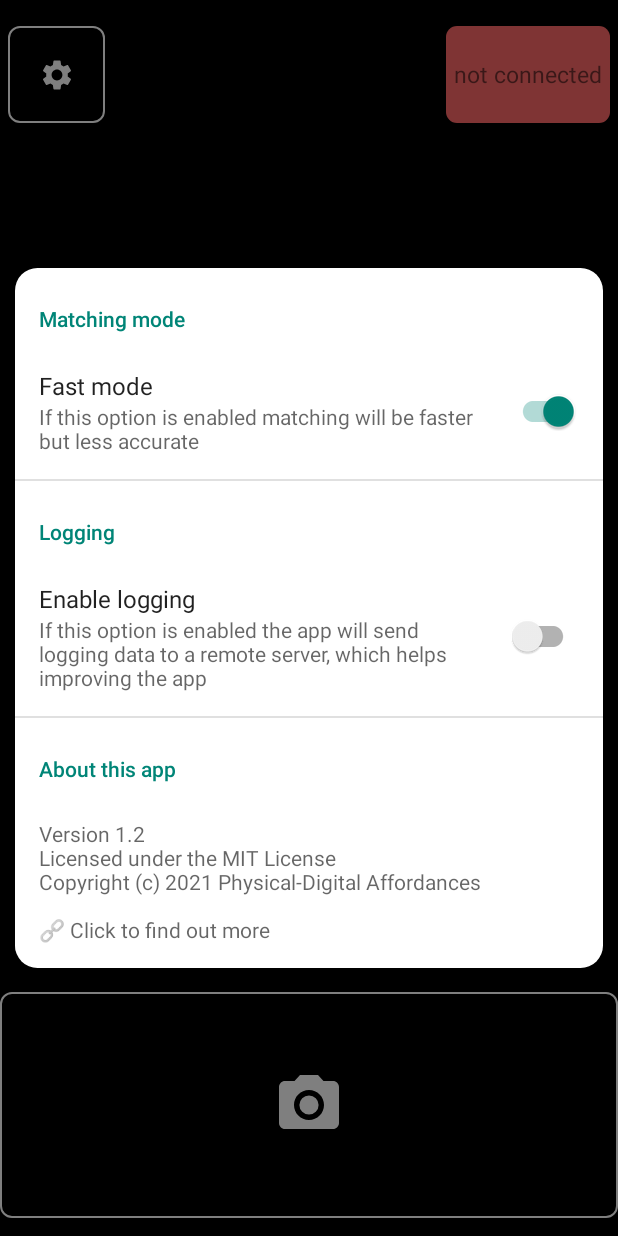
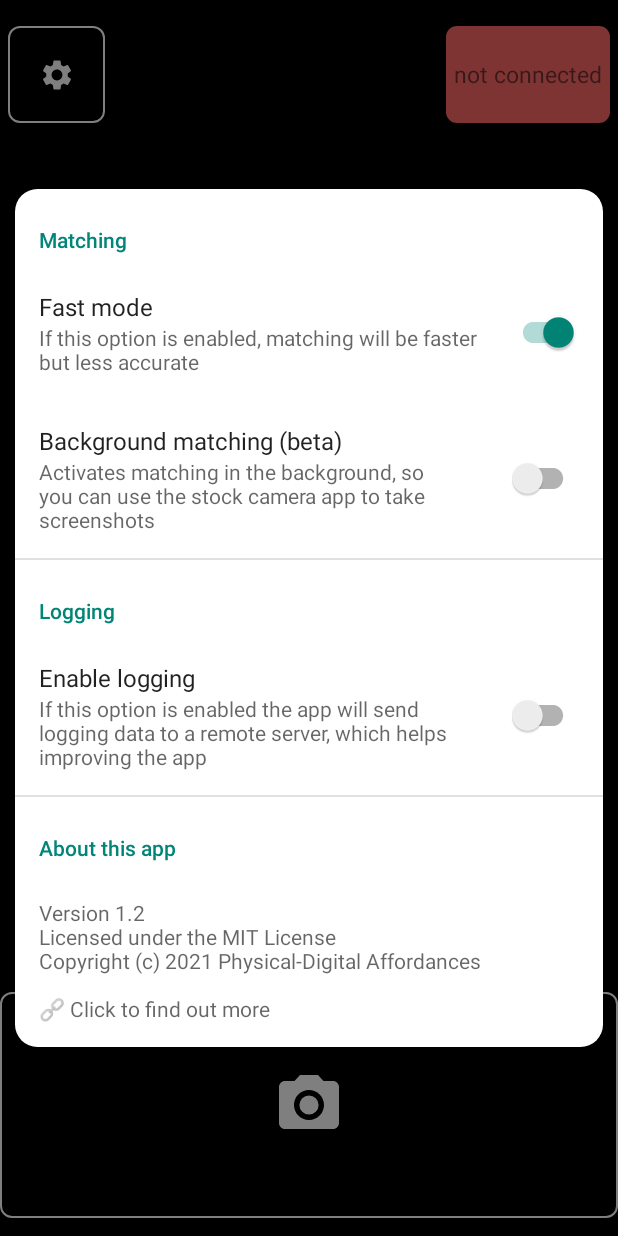
Before and after one commit to PDA-UR/Screenshotmatcher-2.0, an Android app: the CameraActivity screen opened directly, with no data from a screen before it, after a tap on an icon or button, on a phone screen of 412 x 824 dp. Run offline under Robolectric (Android 15) with nearby library versions, the phone set to English and light mode, and no system bars; our stand-ins replace androidx.preference; network calls fail; 2 statements that could not run were skipped.

Commit message:
Added auto start/stop of bg service

```diff
--- a/android/app/src/main/AndroidManifest.xml
+++ b/android/app/src/main/AndroidManifest.xml
@@ -45,7 +45,7 @@
             </intent-filter>
         </activity>
         <service
-            android:name=".background.NewPhotoService"
+            android:name=".background.BackgroundMatchingService"
             android:enabled="true"
             android:exported="false">
         </service>
--- a/android/app/src/main/java/com/pda/screenshotmatcher2/views/activities/CameraActivity.kt
+++ b/android/app/src/main/java/com/pda/screenshotmatcher2/views/activities/CameraActivity.kt
@@ -24,7 +24,7 @@ import androidx.lifecycle.Observer
 import androidx.lifecycle.ViewModelProvider
 import androidx.preference.PreferenceManager
 import com.pda.screenshotmatcher2.R
-import com.pda.screenshotmatcher2.background.NewPhotoService
+import com.pda.screenshotmatcher2.background.BackgroundMatchingService
 import com.pda.screenshotmatcher2.logger.StudyLogger
 import com.pda.screenshotmatcher2.network.CaptureCallback
 import com.pda.screenshotmatcher2.network.sendCaptureRequest
@@ -80,9 +80,11 @@ class CameraActivity : AppCompatActivity(), SensorEventListener, CameraInstance
     private lateinit var mGalleryButton: ImageButton
 
     var isCapturing: Boolean = false
+    var didStartResultsActivity: Boolean = false
 
     private lateinit var sp: SharedPreferences
     private lateinit var MATCHING_MODE_PREF_KEY: String
+    private lateinit var BG_MODE_PREF_KEY: String
 
     private lateinit var galleryViewModel: GalleryViewModel
     private lateinit var serverConnectionViewModel: ServerConnectionViewModel
@@ -116,32 +118,6 @@ class CameraActivity : AppCompatActivity(), SensorEventListener, CameraInstance
         savedInstanceState?.let { restoreFromSavedInstance(it) }
 
         initViewModels()
-    }
-
-    /**
-     * Function to launch the background service via [Intent]
-     * TODO: Implement fully
-     */
-    private fun startBackgroundService() {
-        Intent(this, NewPhotoService::class.java).also {
-            if (Build.VERSION.SDK_INT >= Build.VERSION_CODES.O) {
-                Log.d("CA", "Starting the service in >=26 Mode")
-                startForegroundService(it)
-                return
-            }
-            Log.d("CA", "Starting the service in < 26 Mode")
-            startService(it)
-        }
-    }
-
-    /**
-     * TODO: Implement fully
-     */
-    private fun stopBackgroundService() {
-        Intent(this, NewPhotoService::class.java).also {
-            Log.d("CA", "Stopping service")
-            //stopService(it)
-        }
     }
 
 
@@ -236,7 +212,9 @@ class CameraActivity : AppCompatActivity(), SensorEventListener, CameraInstance
     override fun onResume() {
         super.onResume()
         Log.d("CA", "onResume")
-        stopBackgroundService()
+        val useBackgroundMatchingService: Boolean = sp.getBoolean(BG_MODE_PREF_KEY, false)
+        if (useBackgroundMatchingService) BackgroundMatchingService.stopBackgroundService(this)
+
         // due to a bug in Android, the list of sensors returned by the SensorManager can be empty
         // it will stay that way until reboot.
         // make sure we tell the user about it.
@@ -260,7 +238,8 @@ class CameraActivity : AppCompatActivity(), SensorEventListener, CameraInstance
     override fun onPause() {
         super.onPause()
         //TODO: Enable this when background service is implemented
-        //startBackgroundService()
+        val useBackgroundMatchingService: Boolean = sp.getBoolean(BG_MODE_PREF_KEY, false)
+        if (useBackgroundMatchingService && !didStartResultsActivity) BackgroundMatchingService.startBackgroundService(this)
         mSensorManager.unregisterListener(this)
     }
 
@@ -415,6 +394,7 @@ class CameraActivity : AppCompatActivity(), SensorEventListener, CameraInstance
      * Starts [ResultsActivity].
      */
     private fun startResultsActivity(matchID: String, img: ByteArray) {
+        didStartResultsActivity = true
         val intent = Intent(this, ResultsActivity::class.java)
         startActivityForResult(
             intent,
@@ -651,6 +631,7 @@ class CameraActivity : AppCompatActivity(), SensorEventListener, CameraInstance
         super.onActivityResult(requestCode, resultCode, data)
         when (requestCode) {
             RESULT_ACTIVITY_REQUEST_CODE -> {
+                didStartResultsActivity = false
                 when (resultCode) {
                     Activity.RESULT_OK -> {
                         galleryViewModel.reloadImages()
@@ -664,12 +645,13 @@ class CameraActivity : AppCompatActivity(), SensorEventListener, CameraInstance
      * Initiates the shared preferences.
      *
      * Initiates [sp] if it is null.
-     * Retrieves [MATCHING_MODE_PREF_KEY] from [R.string.matching_mode_pref_key]
+     * Retrieves [MATCHING_MODE_PREF_KEY] and [BG_MODE_PREF_KEY] from [R.string.matching_mode_pref_key]
      */
     private fun setupSharedPref() {
         if (!::sp.isInitialized) {
             sp = PreferenceManager.getDefaultSharedPreferences(this)
             MATCHING_MODE_PREF_KEY = getString(R.string.settings_algorithm_key)
+            BG_MODE_PREF_KEY = getString(R.string.settings_bgMode_key)
         }
     }
 
--- a/android/app/src/main/res/values/strings.xml
+++ b/android/app/src/main/res/values/strings.xml
@@ -26,9 +26,9 @@
     <string name="ff_submit_success_en">Feedback sent</string>
     <string name="ff_submit_failed_en">Failed to send feedback</string>
     <string name="http_download_full_error_en">Downloading full screenshot from server failed</string>
-    <string name="settings_algorithm_header_en">Matching mode</string>
+    <string name="settings_algorithm_header_en">Matching</string>
     <string name="settings_algorithm_toggle">Fast mode</string>
-    <string name="settings_algorithm_summary">If this option is enabled matching will be faster but less accurate</string>
+    <string name="settings_algorithm_summary">If this option is enabled, matching will be faster but less accurate</string>
     <string name="settings_algorithm_key" translatable="false">ALG_MODE_KEY</string>
     <string name="algorithm_key_server" translatable="false">algorithm</string>
     <string name="algorithm_fast_mode_name_server" translatable="false">ORB</string>
@@ -64,4 +64,7 @@
     <string name="settings_about_description">Version 1.2 \nLicensed under the MIT License \nCopyright (c) 2021 Physical-Digital Affordances \n\n🔗 Click to find out more</string>
     <string name="app_intro_header_5">How-To: Capture 📸</string>
     <string name="app_intro_description_5">Now take a photo of any area on your computer screen, \nScreenshotMatcher will return a screenshot of it \n\nMagic 🪄!</string>
+    <string name="settings_bgMode_toggle">Background matching (beta)</string>
+    <string name="settings_bgMode_summary">Activates matching in the background, so you can use the stock camera app to take screenshots</string>
+    <string name="settings_bgMode_key" translatable="false">BG_MODE_KEY</string>
 </resources>
--- a/android/app/src/main/res/xml/root_preferences.xml
+++ b/android/app/src/main/res/xml/root_preferences.xml
@@ -9,6 +9,13 @@
             android:summary="@string/settings_algorithm_summary"
             android:key="@string/settings_algorithm_key"
             android:defaultValue="true"
+            app:iconSpaceReserved="false"
+            />
+        <SwitchPreferenceCompat
+            app:title="@string/settings_bgMode_toggle"
+            android:summary="@string/settings_bgMode_summary"
+            android:key="@string/settings_bgMode_key"
+            android:defaultValue="false"
             app:iconSpaceReserved="false"
             />
     </PreferenceCategory>
```
Also changed, not shown: android/app/src/main/java/com/pda/screenshotmatcher2/background/BackgroundMatchingService.kt (+59 -13 lines), android/app/src/main/java/com/pda/screenshotmatcher2/views/activities/ResultsActivity.kt (+9 -1 lines), 2 other files.
